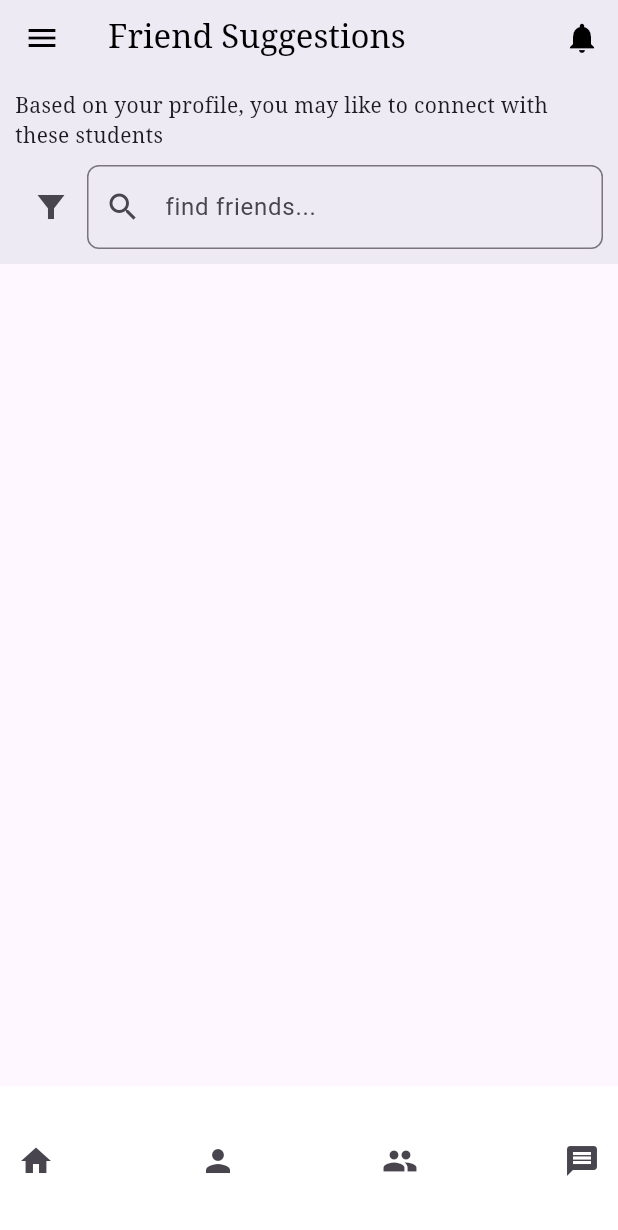
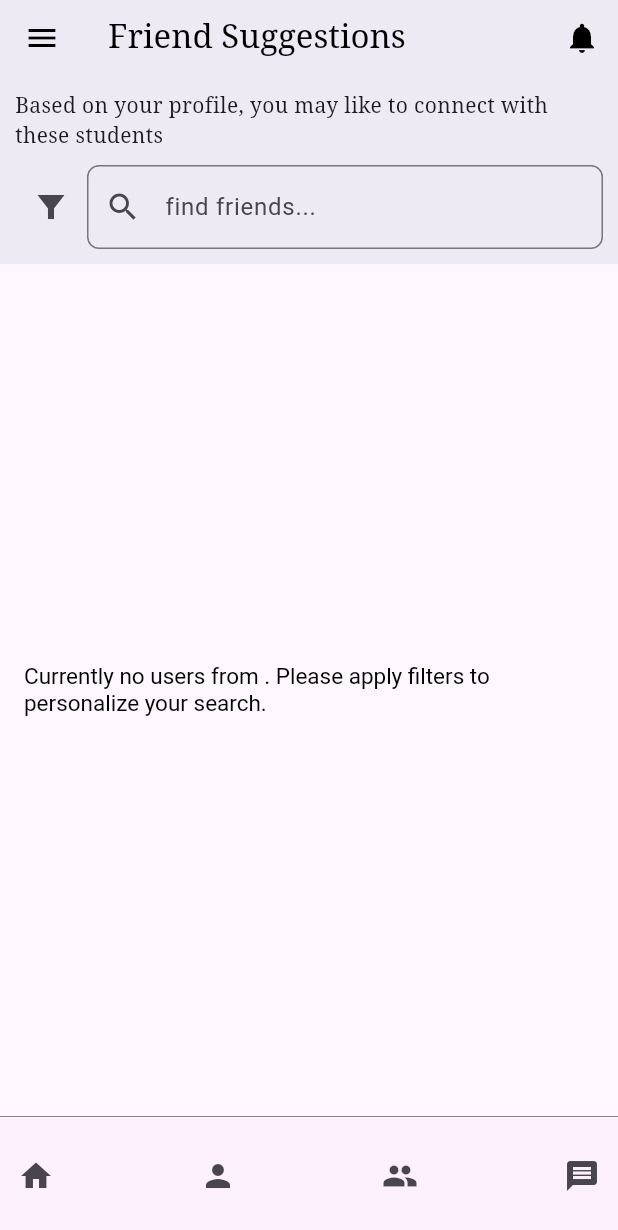
Before and after one commit to Safo-Samson/UniConnect, a Flutter app: the FriendSuggestions screen opened by its route, after a tap on the "person" icon, on a phone screen of 412 x 824 dp. Shown: the top 1230 px of the screen. Run offline on Flutter 3.47's test engine with Material 3 defaults, Android fonts, the phone set to English and light mode, and no system bars; our stand-ins replace cloud_firestore, firebase_auth, firebase_core; accounts and stored records are empty.

Commit message:
decorating navigation home widget

```diff
--- a/lib/utils/Brand/brand_fonts.dart
+++ b/lib/utils/Brand/brand_fonts.dart
@@ -4,9 +4,9 @@
 class BrandFonts {
   static const String fontFamily = 'serif';
 
-  static const double h1 = 15;
+  static const double h1 = 18;
 
-  static const double regularText = 12;
+  static const double regularText = 15;
 
   static const double textButtonSize = 15;
 
--- a/lib/views/homepage_views/friend_suggestions.dart
+++ b/lib/views/homepage_views/friend_suggestions.dart
@@ -172,7 +172,6 @@ class _FriendSuggestionsState extends State<FriendSuggestions> {
                   AuthService.firebase().signOut();
                   Navigator.pushReplacementNamed(context, loginRoute);
                 }
-
               },
             ),
           ],
@@ -198,14 +197,62 @@ class _FriendSuggestionsState extends State<FriendSuggestions> {
                 if (snapshot.hasData) {
                   final users = snapshot.data as Iterable<UserProfile>;
 
-                  return ListView.builder(
-                    itemCount: users.length,
-                    itemBuilder: (BuildContext context, int index) {
-                      final user = users.elementAt(index);
+                  if (users.isEmpty) {
+                    return Padding(
+                      padding: const EdgeInsets.all(16.0),
+                      child: Center(
+                        child: RichText(
+                          text: TextSpan(
+                            style: const TextStyle(
+                              fontSize: BrandFonts.regularText,
+                              color: Colors.black,
+                            ),
+                            children: [
+                              const TextSpan(
+                                text: 'Currently no users from ',
+                              ),
+                              TextSpan(
+                                text: currentUserNationality,
+                                style: const TextStyle(
+                                  fontWeight: FontWeight.bold,
+                                ),
+                              ),
+                              const TextSpan(
+                                text:
+                                    '. Please apply filters to personalize your search.',
+                              ),
+                            ],
+                          ),
+                        ),
+                      ),
+                    );
+                  }
+                  // Heading to display the number of users
+                  Widget userList = Column(
+                    children: [
+                      Padding(
+                        padding: const EdgeInsets.symmetric(vertical: 8.0),
+                        child: Text(
+                          'Showing ${users.length} users',
+                          style: const TextStyle(
+                            fontSize: BrandFonts.h1,
+                          ),
+                        ),
+                      ),
+                      Expanded(
+                        child: ListView.builder(
+                          itemCount: users.length,
+                          itemBuilder: (BuildContext context, int index) {
+                            final user = users.elementAt(index);
 
-                      return UserProfileContainer(user: user);
-                    },
+                            return UserProfileContainer(user: user);
+                          },
+                        ),
+                      ),
+                    ],
                   );
+
+                  return userList;
                 }
                 return const Center(
                   child: Text('No users found'),
--- a/lib/widgets/home_bottom_navigation.dart
+++ b/lib/widgets/home_bottom_navigation.dart
@@ -1,4 +1,5 @@
 import 'package:flutter/material.dart';
+import 'package:uniconnect/constants/routes.dart';
 import 'package:uniconnect/utils/Brand/brand_fonts.dart';
 
 class HomeBottomNavigation extends StatelessWidget {
@@ -8,33 +9,39 @@ class HomeBottomNavigation extends StatelessWidget {
   Widget build(BuildContext context) {
     return Container(
         decoration: const BoxDecoration(
-          color: Color.fromARGB(253, 255, 255, 255),
+          color: Color.fromARGB(31, 230, 193, 231),
+          border: Border(
+            top: BorderSide(
+              color: Color.fromARGB(255, 0, 0, 0),
+              width: 0.3,
+            ),
+          ),
         ),
-        height: 100,
+        height: 80,
         child:
             Row(mainAxisAlignment: MainAxisAlignment.spaceBetween, children: [
           IconButton(
             onPressed: () {
-              Navigator.pushNamed(context, '/home');
+              Navigator.pushNamed(context, '/feed');
             },
             icon: const Icon(Icons.home, size: BrandFonts.iconSize),
           ),
           IconButton(
 
             onPressed: () {
-              Navigator.pushNamed(context, '/friends');
+              Navigator.pushNamed(context, friendSuggestionsRoute);
             },
             icon: const Icon(Icons.person, size: BrandFonts.iconSize),
           ),
           IconButton(
             onPressed: () {
-              Navigator.pushNamed(context, '/settings');
+              Navigator.pushNamed(context, '/groups');
             },
             icon: const Icon(Icons.people, size: BrandFonts.iconSize),
           ),
           IconButton(
             onPressed: () {
-              Navigator.pushNamed(context, '/logout');
+              Navigator.pushNamed(context, '/messages');
             },
             icon: const Icon(Icons.message, size: BrandFonts.iconSize),
           ),
```
